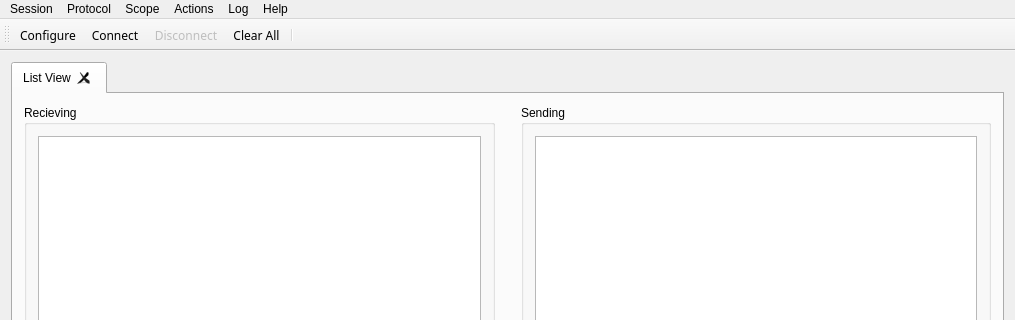
Above: mainwindow.ui from schwemmdx/rs232-tool before the change; both pictures show x 0 to 1015 and y 0 to 320 of the 1015 by 715 pixel window. Below: the same form after it.
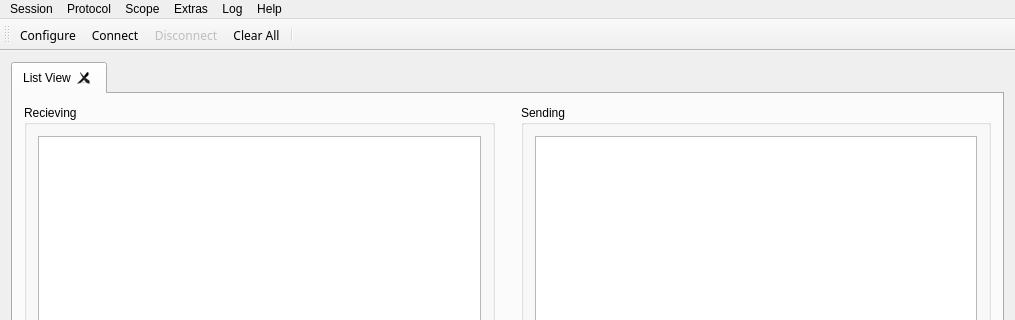
That is the form after the change. Icons and pictures are not drawn.

Patch:
```diff
--- a/mainwindow.ui
+++ b/mainwindow.ui
@@ -212,7 +212,7 @@
      <x>0</x>
      <y>0</y>
      <width>1015</width>
-     <height>26</height>
+     <height>21</height>
     </rect>
    </property>
    <widget class="QMenu" name="menuCalls">
@@ -263,7 +263,7 @@
    </widget>
    <widget class="QMenu" name="menuActions">
     <property name="title">
-     <string>Actions</string>
+     <string>Extras</string>
     </property>
     <addaction name="actionLoop_Command"/>
     <addaction name="actionExecute_Script"/>
```
Left out of the diff: 21 changed lines with no effect on the pictures.
